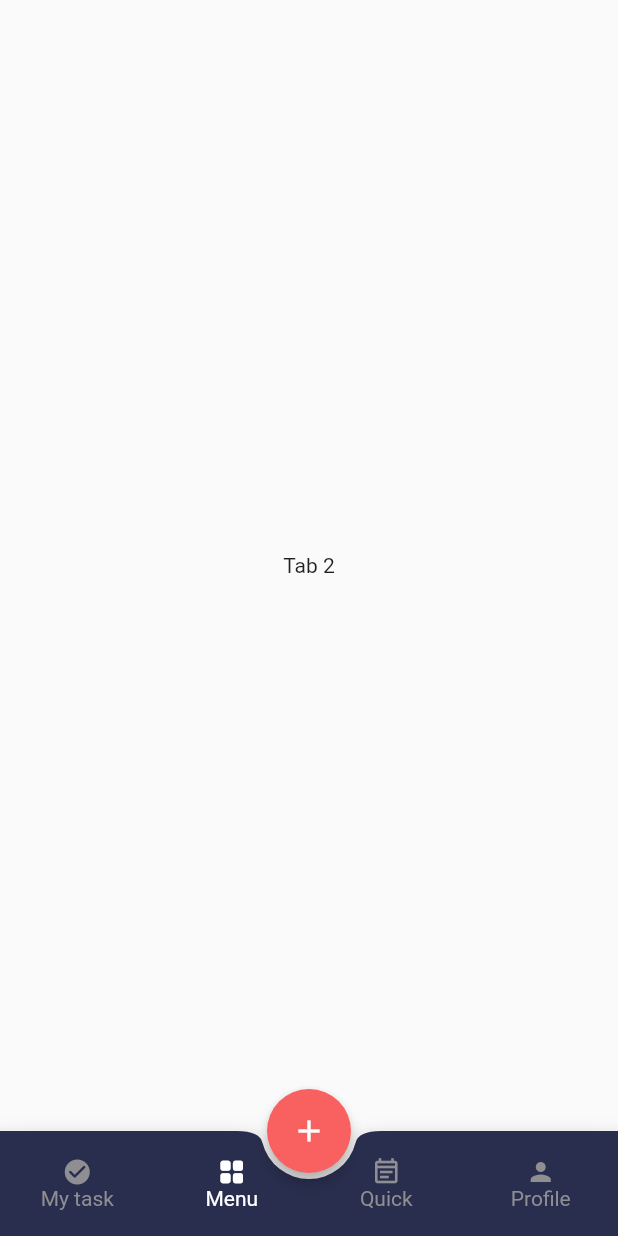
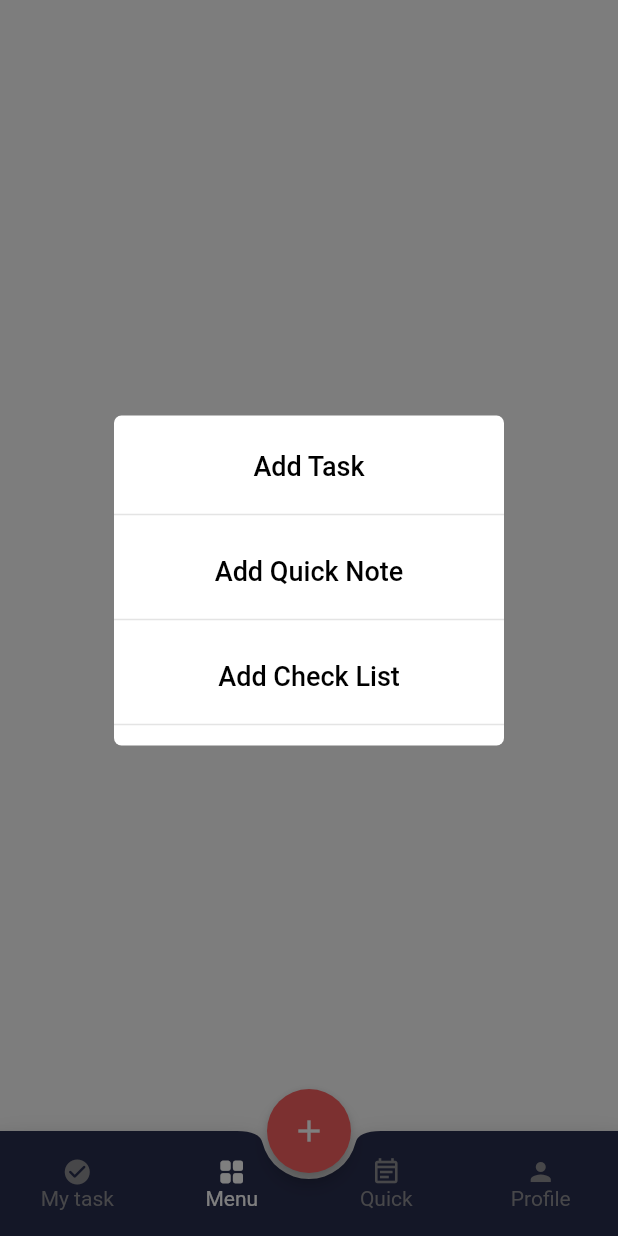
Before and after one commit to Skizdukion/AkingToDoApp, a Flutter app: the screen it shows after launch, item 2 of the bottom bar chosen, after a tap on the "add" icon, on a phone screen of 412 x 824 dp. Run offline on Flutter 3.47's test engine with Material 2 defaults, Android fonts, the phone set to English and light mode, and no system bars; our stand-ins replace flutter_slidable, introduction_screen, table_calendar; missing offline and left inert: measure_size.

Commit message:
create new task page

```diff
--- a/lib/routes/main/Task_page/calendar.dart
+++ b/lib/routes/main/Task_page/calendar.dart
@@ -100,7 +100,7 @@ class _TaskCalendarState extends State<TaskCalendar> {
           ),
         ),
         const SizedBox(height: 8.0),
-        Text(DateFormat('E, MMM d/yyyy').format(_selectedDay!).toUpperCase(), style: textDateStyle),
+        Text(DateFormat('E, MMM d/yyyy').format(_selectedDay!).toUpperCase(), style: textLight154StyleW400S14),
         const SizedBox(height: 8.0),
         Expanded(
           child: ValueListenableBuilder<List<TaskModel>>(
--- a/lib/routes/main/Task_page/slidable_task_item.dart
+++ b/lib/routes/main/Task_page/slidable_task_item.dart
@@ -34,8 +34,8 @@ class _TaskItemState extends State<TaskItem> {
             ),
             onPressed:() => changDoneState(),
           ),
-          title: Text(widget.task.title, style: textTaskTile),
-          subtitle: Text(DateFormat('hh:mm a').format(widget.task.time), style: textTaskDateTimeNotDone,),
+          title: Text(widget.task.title, style: textDarkStyleW400S16),
+          subtitle: Text(DateFormat('hh:mm a').format(widget.task.time), style: textLight154StyleW400S14,),
           shape: Border(
             right: BorderSide(width: 4.0, color: widget.task.barColor, style: BorderStyle.solid),
           ),
@@ -52,8 +52,8 @@ class _TaskItemState extends State<TaskItem> {
             ),
             onPressed:() => changDoneState(),
           ),
-          title: Text(widget.task.title, style: textTaskDateTimeDone),
-          subtitle: Text(DateFormat('hh:mm a').format(widget.task.time), style: textTaskDateTimeDone,),
+          title: Text(widget.task.title, style: textLineThroughStyle),
+          subtitle: Text(DateFormat('hh:mm a').format(widget.task.time), style: textLineThroughStyle,),
           shape: Border(
             right: BorderSide(width: 4.0, color: widget.task.barColor, style: BorderStyle.solid),
           ),
--- a/lib/routes/main/Task_page/task_page.dart
+++ b/lib/routes/main/Task_page/task_page.dart
@@ -103,6 +103,7 @@ class _TaskPageState extends State<TaskPage> with SingleTickerProviderStateMixin
             onSelected: (int value){
               selectIndexInMenuPopup = value;
             },
+            shape: RoundedRectangleBorder(borderRadius: BorderRadius.all(Radius.circular(5.0))),
           )
         ],
         shadowColor: Color.fromRGBO(227, 227, 227, 0.5),
--- a/lib/routes/main/Task_page/today_task.dart
+++ b/lib/routes/main/Task_page/today_task.dart
@@ -15,20 +15,32 @@ class TodayPage extends StatefulWidget {
 class _TodayPageState extends State<TodayPage> {
 
   TaskRepository _taskRepository = FakeTaskRepository();
+  late DateTime now;
+  late DateTime tommorrow;
+  late List<TaskModel> todayTask;
+  late List<TaskModel> tommorrowTask;
+  late String nowText;
+  late String tommorrowText;
+
+
+  @override
+  void initState() {
+    now = DateTime.now();
+    tommorrow = now.add(Duration(days: 1));
+    todayTask = _taskRepository.getTaskListForDay('userID', now);
+    tommorrowTask = _taskRepository.getTaskListForDay('userID', tommorrow);
+    nowText =('TODAY, ' + DateFormat('MMM d/yyyy').format(now)).toUpperCase();
+    tommorrowText =('TOMMORROW, ' + DateFormat('MMM d/yyyy').format(tommorrow)).toUpperCase();
+    super.initState();
+  }
 
   @override
   Widget build(BuildContext context) {
-    DateTime now = DateTime.now();
-    DateTime tommorrow = now.add(Duration(days: 1));
-    List<TaskModel> todayTask = _taskRepository.getTaskListForDay('userID', now);
-    List<TaskModel> tommorrowTask = _taskRepository.getTaskListForDay('userID', tommorrow);
-    String nowText =('TODAY, ' + DateFormat('MMM d/yyyy').format(now)).toUpperCase();
-    String tommorrowText =('TOMMORROW, ' + DateFormat('MMM d/yyyy').format(tommorrow)).toUpperCase();
     return Padding(
       padding: EdgeInsets.fromLTRB(20, 24, 20, 0),
       child: ListView(
         children: [
-          (todayTask.length != 0) ? Text(nowText, style: textDateStyle) : Text("THERE IS NOTHING TODAY", style: textDateStyle),
+          (todayTask.length != 0) ? Text(nowText, style: textLight154StyleW400S14) : Text("THERE IS NOTHING TODAY", style: textLight154StyleW400S14),
           SizedBox(height: 10,),
           ListView.builder(
             itemCount: todayTask.length,
@@ -39,7 +51,7 @@ class _TodayPageState extends State<TodayPage> {
             physics: const NeverScrollableScrollPhysics(),
           ),
           SizedBox(height: 10,),
-          (tommorrowTask.length != 0) ? Text(tommorrowText, style: textDateStyle) : Text("THERE IS NOTHING TOMMORROW", style: textDateStyle),
+          (tommorrowTask.length != 0) ? Text(tommorrowText, style: textLight154StyleW400S14) : Text("THERE IS NOTHING TOMMORROW", style: textLight154StyleW400S14),
           SizedBox(height: 10,),
           ListView.builder(
             itemCount: tommorrowTask.length,
--- a/lib/routes/main/main_page.dart
+++ b/lib/routes/main/main_page.dart
@@ -1,4 +1,5 @@
 import 'package:flutter/material.dart';
+import 'package:todo_app/routes/main/Popup_page/new_task/add_new_task_page.dart';
 import 'package:todo_app/routes/main/Task_page/task_page.dart';
 
 import 'bottom_app_bar_item.dart';
@@ -26,7 +27,7 @@ class _MainPageState extends State<MainPage> with SingleTickerProviderStateMixin
         body: changeTab(),
         floatingActionButtonLocation: FloatingActionButtonLocation.centerDocked,
         floatingActionButton: FloatingActionButton(
-          onPressed: (){},
+          onPressed: () => _showAddMenu(context),
           tooltip: "Centre FAB",
           child: Container(
             margin: EdgeInsets.all(15.0),
@@ -59,4 +60,85 @@ class _MainPageState extends State<MainPage> with SingleTickerProviderStateMixin
     else if (_tabselect == 3) return const Center(child: Text('Tab 4'),);
     else return const Center(child: Text('There is some bugs'));
   }
+
+  _showAddMenu(context){
+    showGeneralDialog(
+      barrierLabel: "Barrier",
+      barrierDismissible: true,
+      barrierColor: Colors.black.withOpacity(0.5),
+      transitionDuration: Duration(milliseconds: 300),
+      context: context,
+      pageBuilder: (_, __, ___) {
+        return Align(
+          alignment: Alignment.center,
+          child: AddMenu(),
+        );
+      },
+      transitionBuilder: (_, anim, __, child) {
+        return SlideTransition(
+          position: Tween(begin: Offset(0, 1), end: Offset(0, 0)).animate(anim),
+          child: child,
+        );
+      },
+    );
+  }
 }
+
+class AddMenuItem extends StatelessWidget {
+  const AddMenuItem({ Key? key, required this.text }) : super(key: key);
+  final text;
+
+  @override
+  Widget build(BuildContext context) {
+    return Container(
+      height: 70,
+      child: Column(
+        children: [
+          Center(
+            child: TextButton(
+              child: Text(
+                '$text',
+                style: TextStyle(
+                  fontSize: 18,
+                  color: Colors.black,
+                ),
+              ),
+              onPressed: (){
+                if (text == 'Add Task'){
+                  Navigator.push(context, MaterialPageRoute(builder: (context) => NewTaskPage()));
+                }
+              },
+            ),
+          ),
+          Divider(thickness: 1, color: Color.fromRGBO(228, 228, 228, 1,)),
+        ],
+      ),
+    );
+  }
+}
+
+class AddMenu extends StatelessWidget {
+  const AddMenu({ Key? key }) : super(key: key);
+
+  @override
+  Widget build(BuildContext context) {
+    return Container(
+      child: Column(
+        mainAxisAlignment: MainAxisAlignment.start,
+        children: [
+          SizedBox(height: 10),
+          AddMenuItem(text: 'Add Task',),
+          AddMenuItem(text: 'Add Quick Note',),
+          AddMenuItem(text: 'Add Check List',),
+        ],
+      ),
+      height: 220,
+      width: 260,
+      margin: EdgeInsets.only(bottom: 50, left: 12, right: 12),
+      decoration: BoxDecoration(
+        color: Colors.white,
+        borderRadius: BorderRadius.circular(5),
+      ),
+    );
+  }
+}
--- a/pubspec.yaml
+++ b/pubspec.yaml
@@ -20,6 +20,8 @@ dependencies:
   intl: ^0.17.0
   flutter_slidable: ^0.6.0
   table_calendar: ^3.0.1
+  rflutter_alert: ^2.0.2
+  measure_size: ^2.0.0
 
 dev_dependencies:
   flutter_test:
```
Also changed, not shown: lib/routes/main/Popup_page/new_task/add_member_col.dart (added, +40 -0 lines), lib/routes/main/Popup_page/new_task/add_new_task_page.dart (added, +107 -0 lines), lib/routes/main/Popup_page/new_task/desc_box.dart (added, +64 -0 lines), lib/routes/main/Popup_page/new_task/due_date_picker.dart (added, +37 -0 lines), lib/routes/main/Popup_page/new_task/for_in_row.dart (added, +27 -0 lines), lib/routes/main/Popup_page/new_task/suggest_card.dart (added, +42 -0 lines), lib/widgets/const_decoration.dart (+12 -8 lines), assets/background_1.png (added), assets/map_area2_1.png (added), pubspec.lock.
